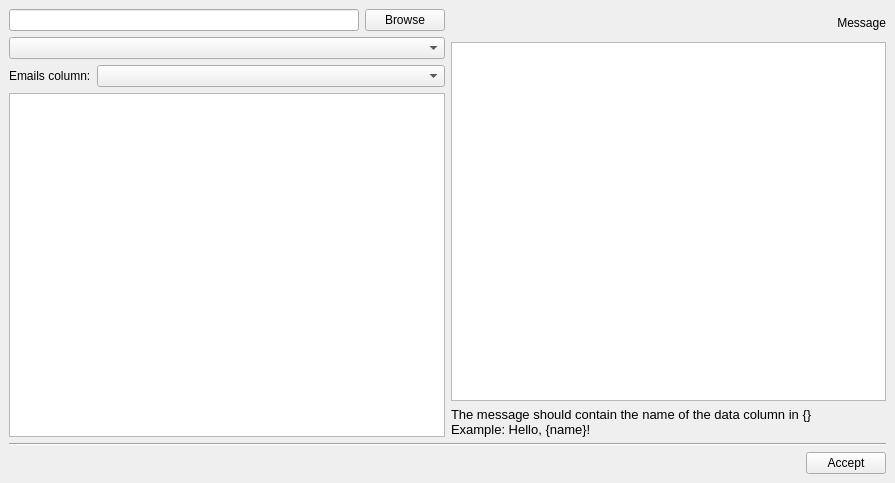
Before: the Qt Designer form view/qt/DataWindow.ui in AlertRED/mailing, drawn with Qt 5.
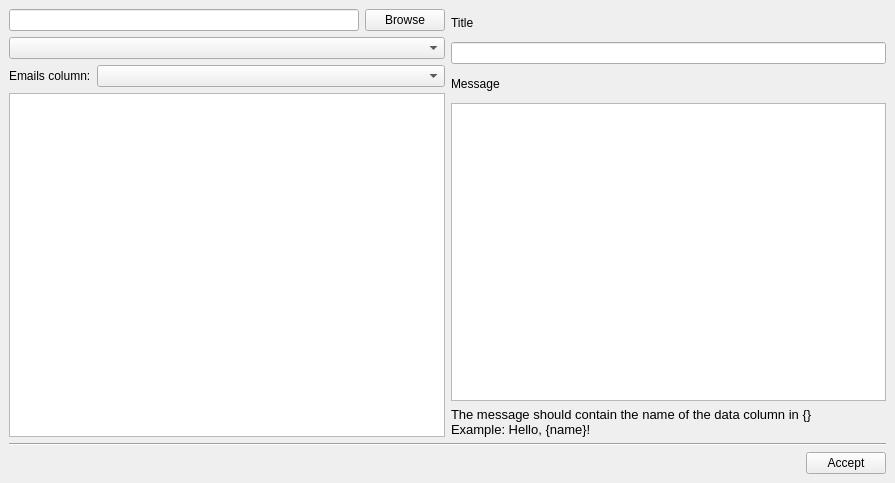
After: the same form once the commit is applied.

```diff
--- a/view/qt/DataWindow.ui
+++ b/view/qt/DataWindow.ui
@@ -81,6 +81,31 @@
         </item>
         <item>
          <layout class="QVBoxLayout" name="verticalLayout_2">
+          <item>
+           <widget class="QLabel" name="label_title">
+            <property name="sizePolicy">
+             <sizepolicy hsizetype="Preferred" vsizetype="Minimum">
+              <horstretch>0</horstretch>
+              <verstretch>0</verstretch>
+             </sizepolicy>
+            </property>
+            <property name="minimumSize">
+             <size>
+              <width>0</width>
+              <height>27</height>
+             </size>
+            </property>
+            <property name="text">
+             <string>Title</string>
+            </property>
+            <property name="alignment">
+             <set>Qt::AlignLeading|Qt::AlignLeft|Qt::AlignVCenter</set>
+            </property>
+           </widget>
+          </item>
+          <item>
+           <widget class="QLineEdit" name="lineEdit_title"/>
+          </item>
           <item>
            <widget class="QLabel" name="label_message">
             <property name="sizePolicy">
@@ -99,7 +124,7 @@
              <string>Message</string>
             </property>
             <property name="alignment">
-             <set>Qt::AlignRight|Qt::AlignTrailing|Qt::AlignVCenter</set>
+             <set>Qt::AlignLeading|Qt::AlignLeft|Qt::AlignVCenter</set>
             </property>
            </widget>
           </item>
```
